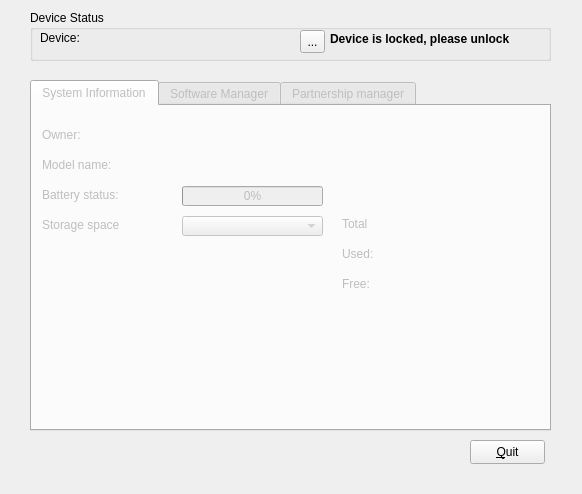
First picture: the form in synce-kpm/synceKPM/data/ui/synce-kpm-mainwindow.ui, repository playday3008/SynCE, before the edit.
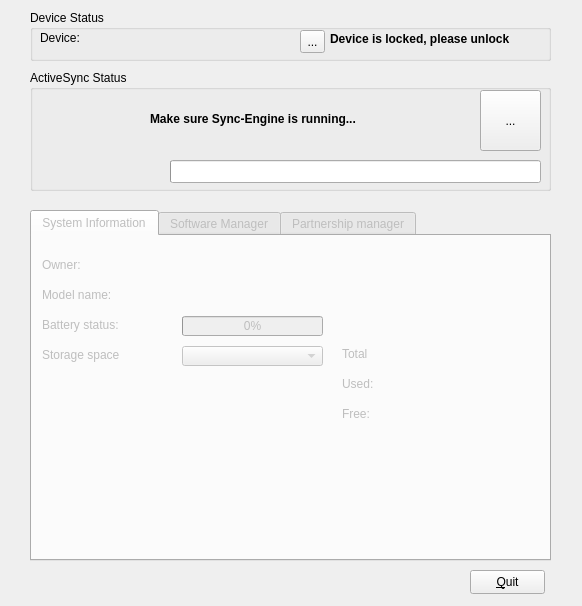
Second picture: the form after the edit.

```diff
--- a/synce-kpm/synceKPM/data/ui/synce-kpm-mainwindow.ui
+++ b/synce-kpm/synceKPM/data/ui/synce-kpm-mainwindow.ui
@@ -6,7 +6,7 @@
     <x>0</x>
     <y>0</y>
     <width>582</width>
-    <height>494</height>
+    <height>606</height>
    </rect>
   </property>
   <property name="windowTitle" >
@@ -106,7 +106,7 @@
    <property name="geometry" >
     <rect>
      <x>470</x>
-     <y>440</y>
+     <y>570</y>
      <width>75</width>
      <height>24</height>
     </rect>
@@ -122,7 +122,7 @@
    <property name="geometry" >
     <rect>
      <x>30</x>
-     <y>80</y>
+     <y>210</y>
      <width>521</width>
      <height>351</height>
     </rect>
@@ -447,6 +447,167 @@
     </widget>
    </widget>
   </widget>
+  <widget class="QGroupBox" name="groupBox_2" >
+   <property name="geometry" >
+    <rect>
+     <x>30</x>
+     <y>70</y>
+     <width>521</width>
+     <height>121</height>
+    </rect>
+   </property>
+   <property name="title" >
+    <string>ActiveSync Status</string>
+   </property>
+   <widget class="QLabel" name="label_partnership_2" >
+    <property name="geometry" >
+     <rect>
+      <x>10</x>
+      <y>40</y>
+      <width>121</width>
+      <height>18</height>
+     </rect>
+    </property>
+    <property name="text" >
+     <string/>
+    </property>
+   </widget>
+   <widget class="QLabel" name="label_partnership_3" >
+    <property name="geometry" >
+     <rect>
+      <x>10</x>
+      <y>60</y>
+      <width>121</width>
+      <height>18</height>
+     </rect>
+    </property>
+    <property name="text" >
+     <string/>
+    </property>
+   </widget>
+   <widget class="QLabel" name="label_partnership_1" >
+    <property name="geometry" >
+     <rect>
+      <x>10</x>
+      <y>20</y>
+      <width>121</width>
+      <height>18</height>
+     </rect>
+    </property>
+    <property name="text" >
+     <string/>
+    </property>
+   </widget>
+   <widget class="QProgressBar" name="sync_progressbar" >
+    <property name="geometry" >
+     <rect>
+      <x>140</x>
+      <y>90</y>
+      <width>371</width>
+      <height>23</height>
+     </rect>
+    </property>
+    <property name="value" >
+     <number>0</number>
+    </property>
+    <property name="textVisible" >
+     <bool>false</bool>
+    </property>
+    <property name="format" >
+     <string/>
+    </property>
+   </widget>
+   <widget class="QLabel" name="label_partnership_1_text" >
+    <property name="geometry" >
+     <rect>
+      <x>140</x>
+      <y>20</y>
+      <width>131</width>
+      <height>18</height>
+     </rect>
+    </property>
+    <property name="text" >
+     <string/>
+    </property>
+   </widget>
+   <widget class="QLabel" name="label_partnership_3_text" >
+    <property name="geometry" >
+     <rect>
+      <x>140</x>
+      <y>60</y>
+      <width>131</width>
+      <height>18</height>
+     </rect>
+    </property>
+    <property name="text" >
+     <string/>
+    </property>
+   </widget>
+   <widget class="QLabel" name="label_partnership_2_text" >
+    <property name="geometry" >
+     <rect>
+      <x>140</x>
+      <y>40</y>
+      <width>131</width>
+      <height>18</height>
+     </rect>
+    </property>
+    <property name="text" >
+     <string/>
+    </property>
+   </widget>
+   <widget class="QLabel" name="label_sync_stat" >
+    <property name="geometry" >
+     <rect>
+      <x>10</x>
+      <y>90</y>
+      <width>121</width>
+      <height>18</height>
+     </rect>
+    </property>
+    <property name="text" >
+     <string/>
+    </property>
+   </widget>
+   <widget class="QToolButton" name="activesyncStatusIcon" >
+    <property name="enabled" >
+     <bool>true</bool>
+    </property>
+    <property name="geometry" >
+     <rect>
+      <x>450</x>
+      <y>20</y>
+      <width>61</width>
+      <height>61</height>
+     </rect>
+    </property>
+    <property name="text" >
+     <string>...</string>
+    </property>
+   </widget>
+   <widget class="QLabel" name="labelSyncEngineNotRunning_2" >
+    <property name="geometry" >
+     <rect>
+      <x>120</x>
+      <y>40</y>
+      <width>281</width>
+      <height>18</height>
+     </rect>
+    </property>
+    <property name="font" >
+     <font>
+      <weight>75</weight>
+      <bold>true</bold>
+     </font>
+    </property>
+    <property name="text" >
+     <string>Make sure Sync-Engine is running...</string>
+    </property>
+    <property name="scaledContents" >
+     <bool>true</bool>
+    </property>
+   </widget>
+  </widget>
  </widget>
  <resources/>
  <connections/>
```
Left out of the diff: 3 changed lines with no effect on the pictures.
